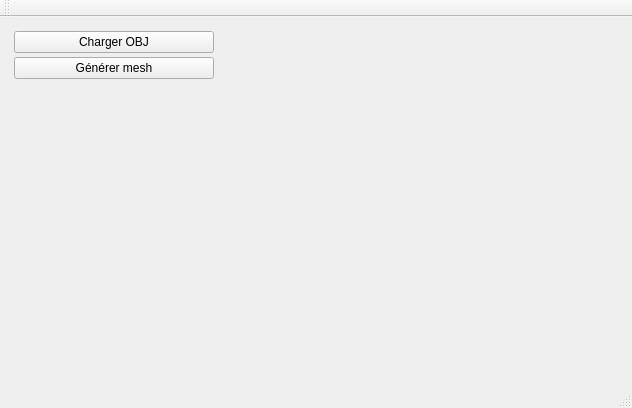
Qt form mod/starterLight/mainwindow.ui (theo-poujol/TP_MG) before a commit.
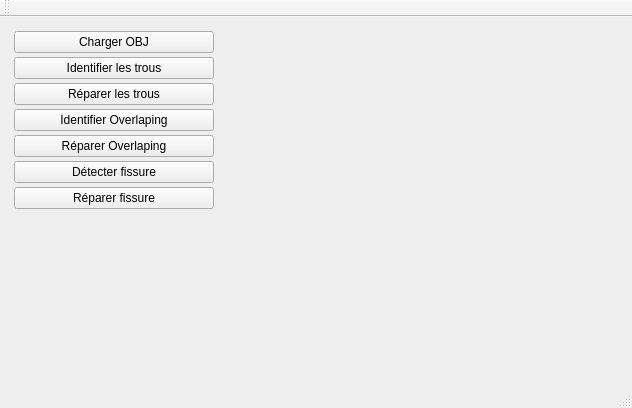
The same form after that commit. Custom widgets are drawn as their Qt base class.

```diff
--- a/mod/starterLight/mainwindow.ui
+++ b/mod/starterLight/mainwindow.ui
@@ -61,7 +61,42 @@
        <item>
         <widget class="QPushButton" name="pushButton_generer">
          <property name="text">
-          <string>Générer mesh</string>
+          <string>Identifier les trous</string>
+         </property>
+        </widget>
+       </item>
+       <item>
+        <widget class="QPushButton" name="pushButton_fix_holes">
+         <property name="text">
+          <string>Réparer les trous</string>
+         </property>
+        </widget>
+       </item>
+       <item>
+        <widget class="QPushButton" name="pushButton_identify_overlaping">
+         <property name="text">
+          <string>Identifier Overlaping</string>
+         </property>
+        </widget>
+       </item>
+       <item>
+        <widget class="QPushButton" name="pushButton_fix_overlaping">
+         <property name="text">
+          <string>Réparer Overlaping</string>
+         </property>
+        </widget>
+       </item>
+       <item>
+        <widget class="QPushButton" name="pushButton_detectFis">
+         <property name="text">
+          <string>Détecter fissure</string>
+         </property>
+        </widget>
+       </item>
+       <item>
+        <widget class="QPushButton" name="pushButton_repFis">
+         <property name="text">
+          <string>Réparer fissure</string>
          </property>
         </widget>
        </item>
```
Left out of the diff: 4 changed lines with no effect on the pictures.
